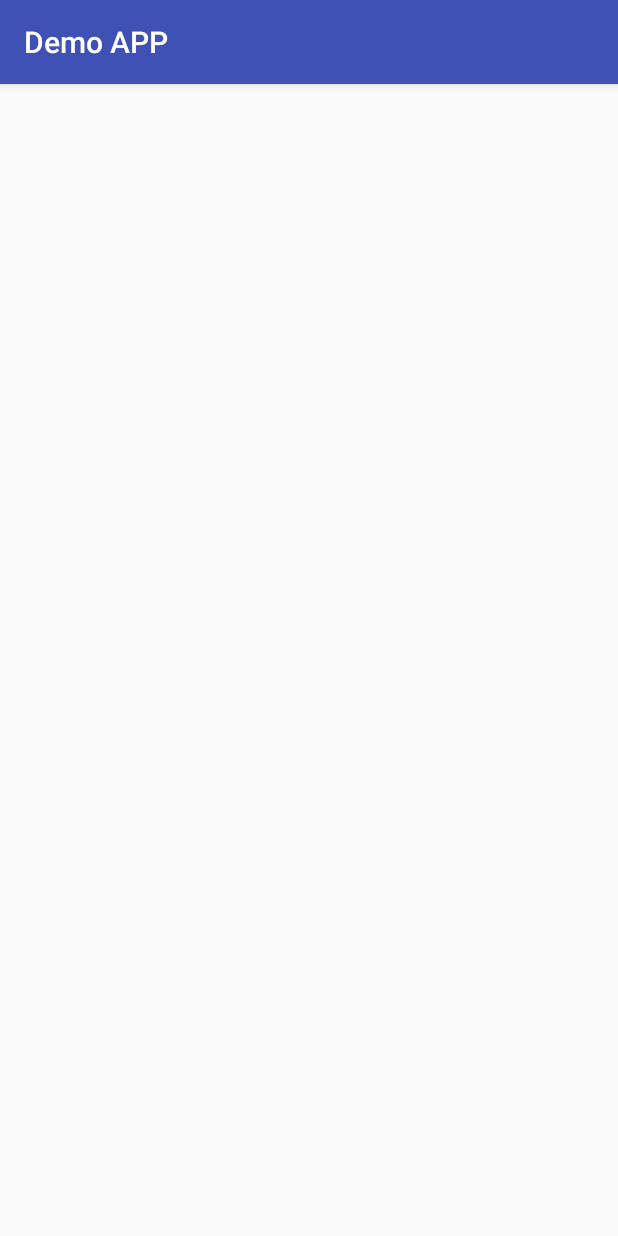
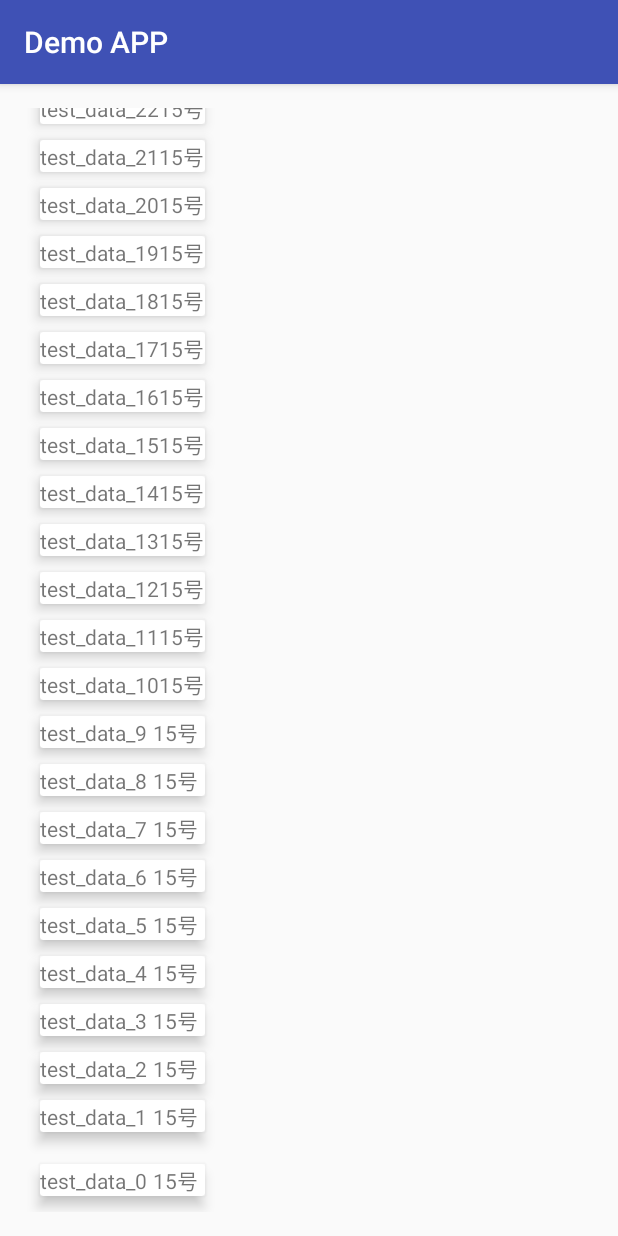
Before and after one commit to SweetInk/demoapp, an Android app: the UserListActivity screen opened directly, with no data from a screen before it, on a phone screen of 412 x 824 dp. Run offline under Robolectric (Android 15) with nearby library versions, the phone set to English and light mode, and no system bars; 1 statement that could not run was skipped.

Commit message:
add Adapter

```diff
--- a/app/src/main/java/com/huashukang/demoapp/UserListActivity.java
+++ b/app/src/main/java/com/huashukang/demoapp/UserListActivity.java
@@ -1,13 +1,56 @@
 package com.huashukang.demoapp;
 
+import android.graphics.Rect;
 import android.support.v7.app.AppCompatActivity;
 import android.os.Bundle;
+import android.support.v7.widget.LinearLayoutManager;
+import android.support.v7.widget.RecyclerView;
+import android.view.View;
+
+import com.huashukang.demoapp.pojo.UserEnity;
+import com.huashukang.demoapp.widget.UserRecycleAdapter;
+
+import java.util.ArrayList;
+import java.util.List;
 
 public class UserListActivity extends AppCompatActivity {
-
+    private RecyclerView recyclerView;
+    private UserRecycleAdapter adapter;
     @Override
     protected void onCreate(Bundle savedInstanceState) {
         super.onCreate(savedInstanceState);
         setContentView(R.layout.activity_user_list);
+        recyclerView = (RecyclerView) findViewById(R.id.user_list);
+        List<UserEnity> lists = new ArrayList<>();
+        for(int i =0;i<100;i++){
+            UserEnity userEnity = new UserEnity();
+            userEnity.bedno =i;
+            userEnity.name = "test_data_"+i;
+            lists.add(userEnity);
+        }
+
+        adapter = new UserRecycleAdapter();
+        adapter.setLists(lists);
+        recyclerView.setAdapter(adapter);
+        recyclerView.setLayoutManager(new LinearLayoutManager(this,LinearLayoutManager.VERTICAL,true));
+        recyclerView.addItemDecoration(new SpacesItemDecoration(16));
+    }
+    public class SpacesItemDecoration extends RecyclerView.ItemDecoration {
+
+        private int space;
+
+        public SpacesItemDecoration(int space) {
+            this.space=space;
+        }
+
+        @Override
+        public void getItemOffsets(Rect outRect, View view, RecyclerView parent, RecyclerView.State state) {
+            outRect.left=space;
+            outRect.right=space;
+            outRect.bottom=space;
+            if(parent.getChildAdapterPosition(view)==0){
+                outRect.top=space;
+            }
+        }
     }
 }
--- /dev/null
+++ b/app/src/main/java/com/huashukang/demoapp/pojo/UserEnity.java
@@ -0,0 +1,10 @@
+package com.huashukang.demoapp.pojo;
+
+/**
+ * Created by SUCHU on 2016/2/1.
+ */
+public class UserEnity {
+    public int id;
+    public String name;
+    public int bedno;
+}
--- /dev/null
+++ b/app/src/main/java/com/huashukang/demoapp/widget/UserRecycleAdapter.java
@@ -0,0 +1,60 @@
+package com.huashukang.demoapp.widget;
+
+import android.content.Context;
+import android.support.v7.widget.RecyclerView;
+import android.view.LayoutInflater;
+import android.view.View;
+import android.view.ViewGroup;
+import android.widget.TextView;
+
+import com.huashukang.demoapp.R;
+import com.huashukang.demoapp.pojo.UserEnity;
+
+import java.util.List;
+
+/**
+ * Created by SUCHU on 2016/2/1.
+ */
+public class UserRecycleAdapter extends RecyclerView.Adapter<UserRecycleAdapter.UserInfo> {
+    private List<UserEnity> lists;
+    private OnClickListener listener;
+
+    public void setLists(List lists){
+        this.lists = lists;
+    }
+
+    @Override
+    public UserInfo onCreateViewHolder(ViewGroup parent, int viewType) {
+        View view = LayoutInflater.from(parent.getContext()).inflate(R.layout.item_users,parent,false);
+        return new UserInfo(view);
+    }
+
+    @Override
+    public void onBindViewHolder(UserInfo holder, int position) {
+        UserEnity userEnity = lists.get(position);
+        holder.name.setText(userEnity.name);
+        holder.bedno.setText(userEnity.bedno);
+    }
+
+    public void setOnClickListener(OnClickListener listener){
+        this.listener = listener;
+    }
+
+
+    @Override
+    public int getItemCount() {
+        return lists.size();
+    }
+    class UserInfo extends RecyclerView.ViewHolder{
+        TextView name;
+        TextView bedno;
+        public UserInfo(View itemView) {
+            super(itemView);
+            name = (TextView) itemView.findViewById(R.id.name);
+            bedno = (TextView )itemView.findViewById(R.id.bedno);
+        }
+    }
+    public static interface OnClickListener{
+        public void onClick(View view,Object Data);
+    }
+}
--- a/app/src/main/res/layout/activity_user_list.xml
+++ b/app/src/main/res/layout/activity_user_list.xml
@@ -1,5 +1,5 @@
 <?xml version="1.0" encoding="utf-8"?>
-<RelativeLayout xmlns:android="http://schemas.android.com/apk/res/android"
+<LinearLayout xmlns:android="http://schemas.android.com/apk/res/android"
     xmlns:tools="http://schemas.android.com/tools"
     android:layout_width="match_parent"
     android:layout_height="match_parent"
@@ -8,5 +8,10 @@
     android:paddingRight="@dimen/activity_horizontal_margin"
     android:paddingTop="@dimen/activity_vertical_margin"
     tools:context="com.huashukang.demoapp.UserListActivity">
+    <android.support.v7.widget.RecyclerView
+        android:layout_width="match_parent"
+        android:layout_height="match_parent"
+        android:id="@+id/user_list"
+        ></android.support.v7.widget.RecyclerView>
 
-</RelativeLayout>
+</LinearLayout>
--- /dev/null
+++ b/app/src/main/res/layout/item_users.xml
@@ -0,0 +1,33 @@
+<?xml version="1.0" encoding="utf-8"?>
+<android.support.v7.widget.CardView xmlns:android="http://schemas.android.com/apk/res/android"
+    xmlns:card_view="http://schemas.android.com/apk/res-auto"
+    android:layout_width="110dp"
+    android:layout_height="wrap_content"
+    card_view:cardElevation = "5dp"
+    android:clickable="true"
+    android:layout_gravity="center"
+    android:foreground="?attr/selectableItemBackground"
+
+    android:padding="2dp"
+    >
+<LinearLayout
+    android:layout_width="match_parent"
+    android:layout_height="match_parent"
+    android:orientation="horizontal"
+    >
+    <TextView
+        android:layout_width="wrap_content"
+        android:layout_height="wrap_content"
+        android:id="@+id/name"
+        android:layout_weight="1"
+        android:text="张三"
+        />
+    <TextView
+        android:layout_width="wrap_content"
+        android:layout_height="wrap_content"
+        android:text="15号"
+        android:layout_weight="1"
+        android:id="@+id/bedno"
+        />
+</LinearLayout>
+</android.support.v7.widget.CardView>
```
Also changed, not shown: app/src/main/java/com/huashukang/demoapp/LoginActivity.java (+21 -1 lines), app/src/main/java/com/huashukang/demoapp/db/MyDBHelper.java (+21 -2 lines), app/src/main/java/com/huashukang/demoapp/pojo/PicEnity.java (added, +10 -0 lines), app/src/main/res/layout/activity_login.xml (+7 -0 lines).
